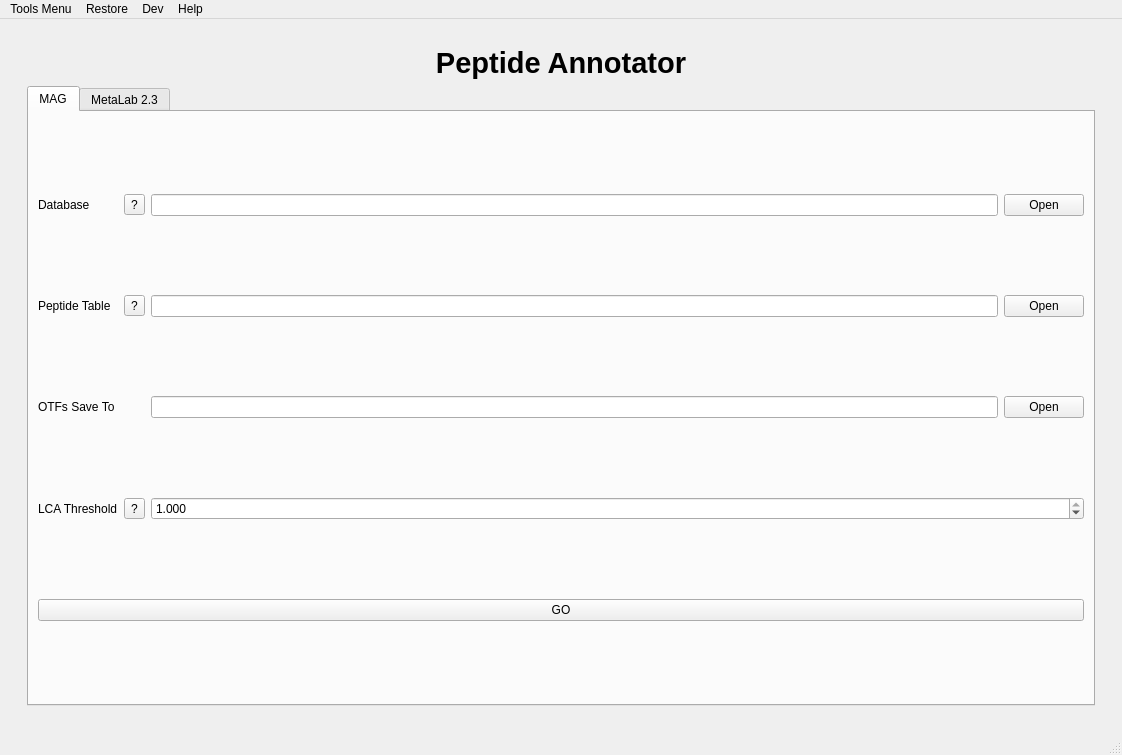
The window that metax/gui/metax_gui/main_window.ui (byemaxx/MetaX) describes before a commit, drawn with Qt 5.
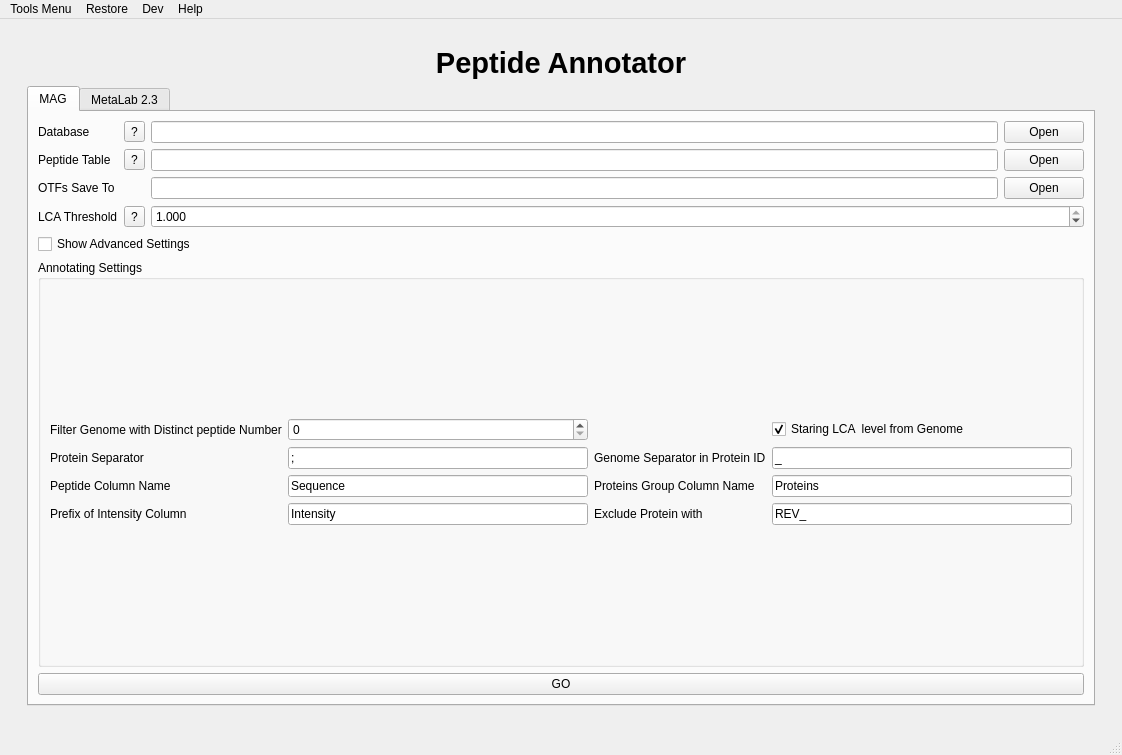
The same window after the commit. The open tabs and pages were chosen to show the change.

Commit message: - New: 1. Added Advanced Parameters for Peptide Annotator 2. Add [Fill Zero] method for handling missing values in the data preprossing part.

```diff
--- a/metax/gui/metax_gui/main_window.ui
+++ b/metax/gui/metax_gui/main_window.ui
@@ -9529,6 +9529,146 @@
                  </property>
                 </widget>
                </item>
+               <item row="6" column="0" colspan="4">
+                <widget class="QPushButton" name="pushButton_run_peptide2taxafunc">
+                 <property name="text">
+                  <string>GO</string>
+                 </property>
+                </widget>
+               </item>
+               <item row="5" column="0" colspan="4">
+                <widget class="QGroupBox" name="groupBox_peptide_annotator_settings">
+                 <property name="title">
+                  <string>Annotating Settings</string>
+                 </property>
+                 <layout class="QGridLayout" name="gridLayout_71">
+                  <item row="0" column="0">
+                   <layout class="QGridLayout" name="gridLayout_35">
+                    <item row="2" column="3">
+                     <widget class="QLineEdit" name="lineEdit_annotator_protein_col_name">
+                      <property name="text">
+                       <string>Proteins</string>
+                      </property>
+                     </widget>
+                    </item>
+                    <item row="2" column="0">
+                     <widget class="QLabel" name="label_200">
+                      <property name="text">
+                       <string>Peptide Column Name</string>
+                      </property>
+                     </widget>
+                    </item>
+                    <item row="1" column="0">
+                     <widget class="QLabel" name="label_199">
+                      <property name="text">
+                       <string>Protein Separator</string>
+                      </property>
+                     </widget>
+                    </item>
+                    <item row="1" column="2">
+                     <widget class="QLabel" name="label_201">
+                      <property name="text">
+                       <string>Genome Separator in Protein ID</string>
+                      </property>
+                     </widget>
+                    </item>
+                    <item row="2" column="2">
+                     <widget class="QLabel" name="label_202">
+                      <property name="text">
+                       <string>Proteins Group Column Name</string>
+                      </property>
+                     </widget>
+                    </item>
+                    <item row="2" column="1">
+                     <widget class="QLineEdit" name="lineEdit_annotator_peptide_col_name">
+                      <property name="text">
+                       <string>Sequence</string>
+                      </property>
+                     </widget>
+                    </item>
+                    <item row="1" column="1">
+                     <widget class="QLineEdit" name="lineEdit_annotator_protein_separator">
+                      <property name="toolTip">
+                       <string>The separator between proteins in protein groups, e.g. &quot;;&quot; in  MGYG000003683_00301;MGYG000000756_01431;MGYG000001490_01143</string>
+                      </property>
+                      <property name="text">
+                       <string>;</string>
+                      </property>
+                     </widget>
+                    </item>
+                    <item row="1" column="3">
+                     <widget class="QLineEdit" name="lineEdit_annotator_genome_separator">
+                      <property name="toolTip">
+                       <string>The separator in protein ID to split the genome ID. e.g. &quot;_&quot; in MGYG000003683_00301</string>
+                      </property>
+                      <property name="text">
+                       <string>_</string>
+                      </property>
+                     </widget>
+                    </item>
+                    <item row="3" column="0">
+                     <widget class="QLabel" name="label_203">
+                      <property name="text">
+                       <string>Prefix of Intensity Column</string>
+                      </property>
+                     </widget>
+                    </item>
+                    <item row="3" column="1">
+                     <widget class="QLineEdit" name="lineEdit_annotator_sample_col_prefix">
+                      <property name="toolTip">
+                       <string>e.g. &quot;Intensity&quot; in Intensity_V2_05, Intensity_V2_06</string>
+                      </property>
+                      <property name="text">
+                       <string>Intensity</string>
+                      </property>
+                     </widget>
+                    </item>
+                    <item row="0" column="0">
+                     <widget class="QLabel" name="label_204">
+                      <property name="text">
+                       <string>Filter Genome with Distinct peptide Number</string>
+                      </property>
+                     </widget>
+                    </item>
+                    <item row="0" column="1">
+                     <widget class="QSpinBox" name="spinBox_annotator_distinct_num_threshold">
+                      <property name="maximum">
+                       <number>9999</number>
+                      </property>
+                     </widget>
+                    </item>
+                    <item row="0" column="3">
+                     <widget class="QCheckBox" name="checkBox_annotator_genome_mode">
+                      <property name="text">
+                       <string>Staring LCA  level from Genome</string>
+                      </property>
+                      <property name="checked">
+                       <bool>true</bool>
+                      </property>
+                     </widget>
+                    </item>
+                    <item row="3" column="2">
+                     <widget class="QLabel" name="label_205">
+                      <property name="text">
+                       <string>Exclude Protein with</string>
+                      </property>
+                     </widget>
+                    </item>
+                    <item row="3" column="3">
+                     <widget class="QLineEdit" name="lineEdit_annotator_exclude_protein_contains">
+                      <property name="toolTip">
+                       <string>Remove the peptides which annoate to exclude proteins</string>
+                      </property>
+                      <property name="text">
+                       <string>REV_</string>
+                      </property>
+                     </widget>
+                    </item>
+                   </layout>
+                  </item>
+                 </layout>
+                </widget>
+               </item>
                <item row="3" column="0">
                 <widget class="QLabel" name="label_8">
                  <property name="text">
@@ -9604,10 +9744,10 @@
                  </property>
                 </widget>
                </item>
-               <item row="4" column="0" colspan="4">
-                <widget class="QPushButton" name="pushButton_run_peptide2taxafunc">
+               <item row="4" column="0" colspan="3">
+                <widget class="QCheckBox" name="checkBox_show_advanced_annotator_settings">
                  <property name="text">
-                  <string>GO</string>
+                  <string>Show Advanced Settings</string>
                  </property>
                 </widget>
                </item>
```
Left out of the diff: 386 changed lines with no effect on the pictures. The commit also changes 8 other files.
